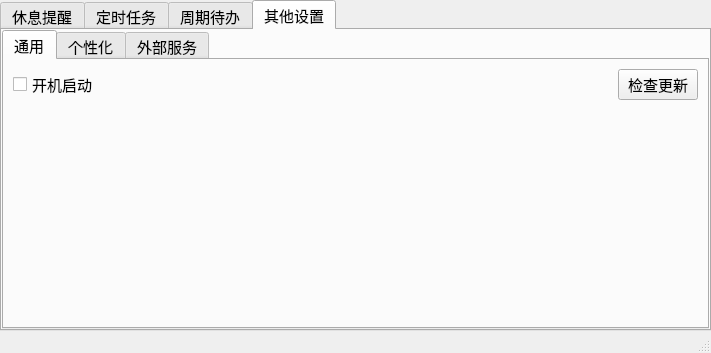
Above: main.ui from songquanpeng/personal-assistant before the change. Below: the same form after it.
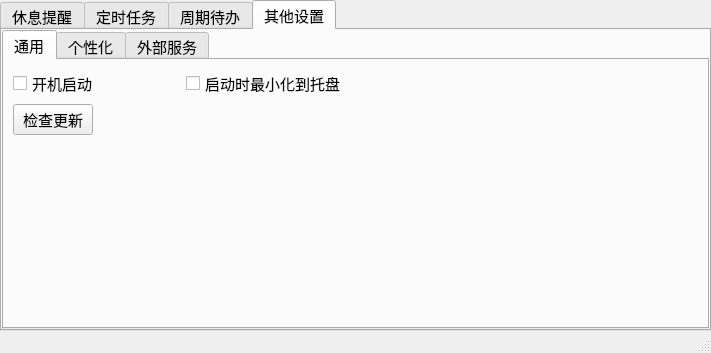
That is the form after the change. The open tabs and pages were chosen to show the change.

Commit message: Now you are able to hide app on start

```diff
--- a/main.ui
+++ b/main.ui
@@ -413,6 +413,24 @@
                </widget>
               </item>
               <item>
+               <widget class="QCheckBox" name="hideStartCheckBox">
+                <property name="text">
+                 <string>启动时最小化到托盘</string>
+                </property>
+               </widget>
+              </item>
+             </layout>
+            </item>
+            <item row="1" column="0" colspan="2">
+             <layout class="QHBoxLayout" name="horizontalLayout_7">
+              <item>
+               <widget class="QPushButton" name="updateBtn">
+                <property name="text">
+                 <string>检查更新</string>
+                </property>
+               </widget>
+              </item>
+              <item>
                <spacer name="horizontalSpacer_5">
                 <property name="orientation">
                  <enum>Qt::Horizontal</enum>
@@ -425,16 +443,9 @@
                 </property>
                </spacer>
               </item>
-              <item>
-               <widget class="QPushButton" name="updateBtn">
-                <property name="text">
-                 <string>检查更新</string>
-                </property>
-               </widget>
-              </item>
              </layout>
             </item>
-            <item row="1" column="0">
+            <item row="2" column="1">
              <spacer name="verticalSpacer">
               <property name="orientation">
                <enum>Qt::Vertical</enum>
```
The commit also changes 2 other files.
